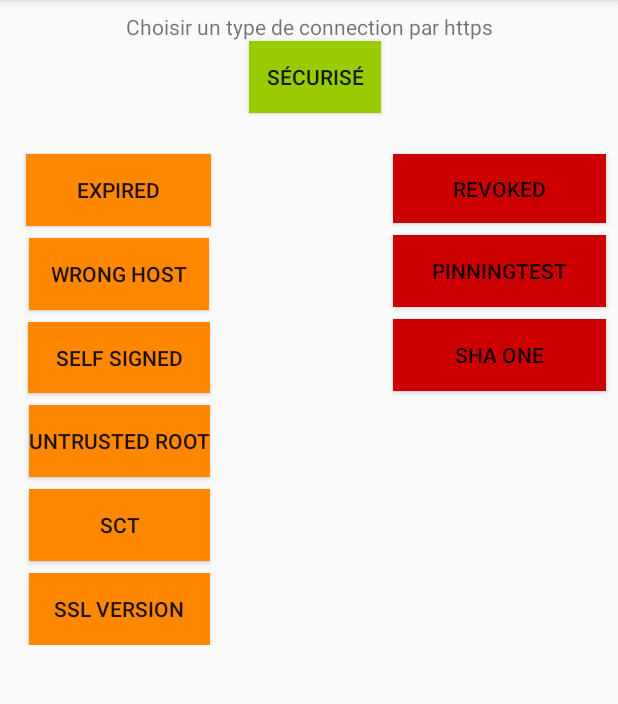
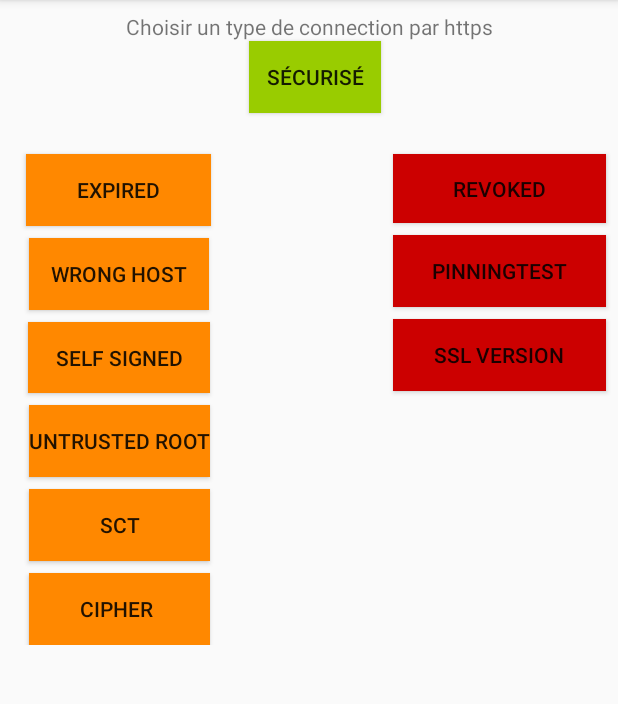
Before and after one commit to Thoril/AndroidSecurityProject, an Android app: the CertificatActivity screen opened directly, with no data from a screen before it, on a phone screen of 412 x 824 dp, the part 84-788 px from its top. Run offline under Robolectric (Android 15) with nearby library versions, the phone set to English and light mode, and no system bars.

Commit message:
Auto stash before merge of "master" and "origin/master"

```diff
--- a/AndroidToolBox/app/src/main/res/layout/activity_certificat.xml
+++ b/AndroidToolBox/app/src/main/res/layout/activity_certificat.xml
@@ -46,7 +46,7 @@
                     app:layout_constraintStart_toStartOf="@+id/selfSigned"
                     android:background="@android:color/holo_orange_dark"/>
             <Button
-                    android:text="Sha One"
+                    android:text="SSL Version"
                     android:layout_width="0dp"
                     android:layout_height="wrap_content" android:id="@+id/shaOne"
                     app:layout_constraintTop_toBottomOf="@+id/pinningTest" android:layout_marginTop="8dp"
@@ -96,7 +96,7 @@
                     android:layout_marginEnd="8dp" app:layout_constraintStart_toEndOf="@+id/authSecure"
                     android:layout_marginStart="8dp"/>
             <Button
-                    android:text="ssl Version"
+                    android:text="Cipher "
                     android:layout_width="0dp"
                     android:layout_height="wrap_content" android:id="@+id/sslVersion"
                     app:layout_constraintTop_toBottomOf="@+id/sct" app:layout_constraintEnd_toEndOf="@+id/sct"
```
